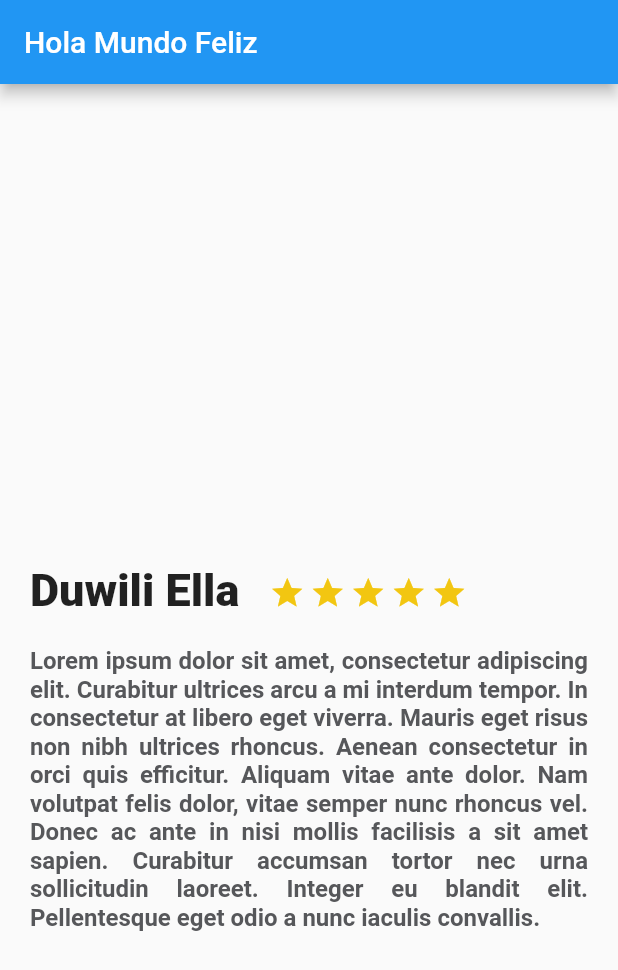
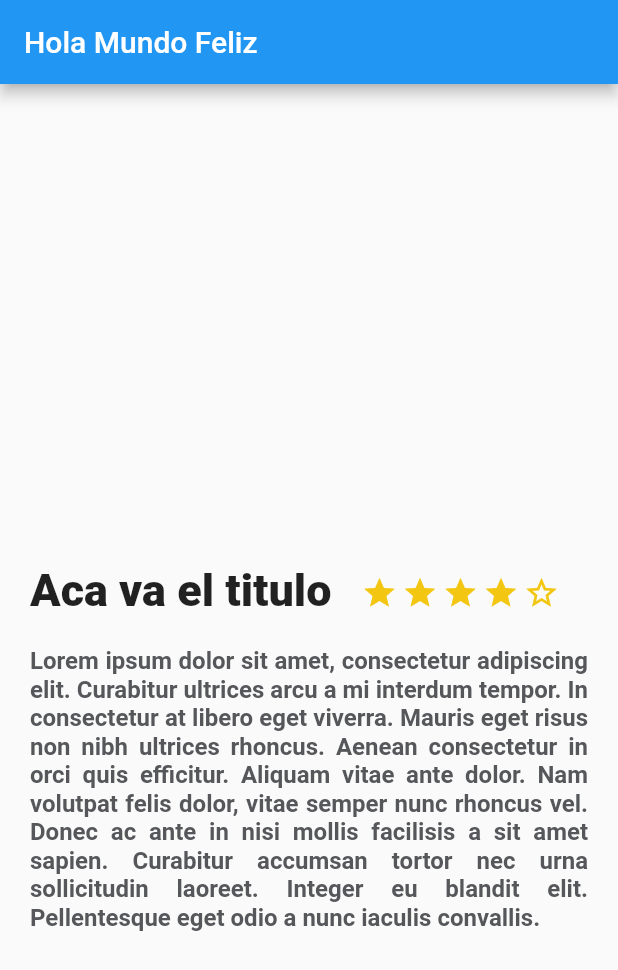
Before and after one commit to jaimelombanag/FlutterPlatzi, a Flutter app: the screen it shows after launch, on a phone screen of 412 x 824 dp. Shown: the top 970 px of the screen. Run offline on Flutter 3.47's test engine with Material 2 defaults, Android fonts, the phone set to English and light mode, and no system bars.

Commit message:
se agrega constructor para que la clase sea dimamica

```diff
--- a/proyectoplatzi/lib/description_place.dart
+++ b/proyectoplatzi/lib/description_place.dart
@@ -2,7 +2,14 @@ import 'package:flutter/material.dart';
 
 class DescriptionPlace extends StatelessWidget{
 
-  final String descrip = "Lorem ipsum dolor sit amet, consectetur adipiscing elit. Curabitur ultrices arcu a mi interdum tempor. In consectetur at libero eget viverra. Mauris eget risus non nibh ultrices rhoncus. Aenean consectetur in orci quis efficitur. Aliquam vitae ante dolor. Nam volutpat felis dolor, vitae semper nunc rhoncus vel. Donec ac ante in nisi mollis facilisis a sit amet sapien. Curabitur accumsan tortor nec urna sollicitudin laoreet. Integer eu blandit elit. Pellentesque eget odio a nunc iaculis convallis.";
+
+  String namePlace;
+  int star;
+  String descriptionPlace;
+
+  DescriptionPlace(this.namePlace, this.star, this.descriptionPlace);
+
+
 
 
   @override
@@ -15,7 +22,7 @@ class DescriptionPlace extends StatelessWidget{
         left: 20.0,
         right: 20.0
       ),
-      child: new Text(descrip,
+      child: new Text(descriptionPlace,
         style: TextStyle(
           fontSize: 16.0,
           fontWeight: FontWeight.bold,
@@ -23,6 +30,35 @@ class DescriptionPlace extends StatelessWidget{
         ),
         textAlign: TextAlign.justify,
       ),
+    );
+
+
+    final star_border = Container(
+      margin: EdgeInsets.only(
+          top: 323.0,
+          right: 3.0
+      ),
+
+      child: Icon(
+        Icons.star_border,
+        color: Color(0xFFf2C611),
+      ),
+
+    );
+
+
+
+    final star_half = Container(
+      margin: EdgeInsets.only(
+          top: 323.0,
+          right: 3.0
+      ),
+
+      child: Icon(
+        Icons.star_half,
+        color: Color(0xFFf2C611),
+      ),
+
     );
 
 
@@ -51,7 +87,7 @@ class DescriptionPlace extends StatelessWidget{
           ),
 
           child: Text(
-            "Duwili Ella",
+            namePlace,
             style: TextStyle(
               fontSize: 30.0,
               fontWeight: FontWeight.w900
@@ -66,7 +102,7 @@ class DescriptionPlace extends StatelessWidget{
               star,
               star,
               star,
-              star
+              star_border
             ],
           )
         ],
--- a/proyectoplatzi/lib/main.dart
+++ b/proyectoplatzi/lib/main.dart
@@ -4,7 +4,10 @@ import 'description_place.dart';
 void main() => runApp(MyApp());
 
 class MyApp extends StatelessWidget {
-  // This widget is the root of your application.
+
+  final String descrip = "Lorem ipsum dolor sit amet, consectetur adipiscing elit. Curabitur ultrices arcu a mi interdum tempor. In consectetur at libero eget viverra. Mauris eget risus non nibh ultrices rhoncus. Aenean consectetur in orci quis efficitur. Aliquam vitae ante dolor. Nam volutpat felis dolor, vitae semper nunc rhoncus vel. Donec ac ante in nisi mollis facilisis a sit amet sapien. Curabitur accumsan tortor nec urna sollicitudin laoreet. Integer eu blandit elit. Pellentesque eget odio a nunc iaculis convallis.";
+
+
   @override
   Widget build(BuildContext context) {
     return MaterialApp(
@@ -25,7 +28,7 @@ class MyApp extends StatelessWidget {
         appBar: AppBar(
           title: Text("Hola Mundo Feliz"),
         ),
-        body: new DescriptionPlace(),
+        body: new DescriptionPlace("Aca va el titulo", 4, descrip),
       ),
     );
   }
```
